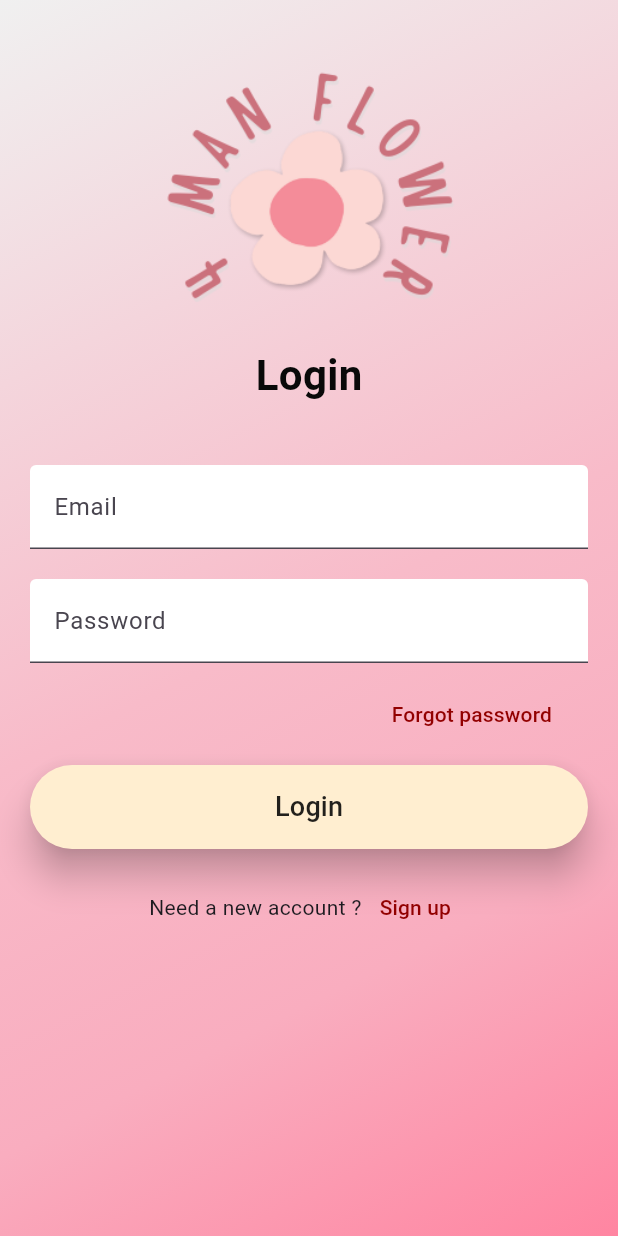
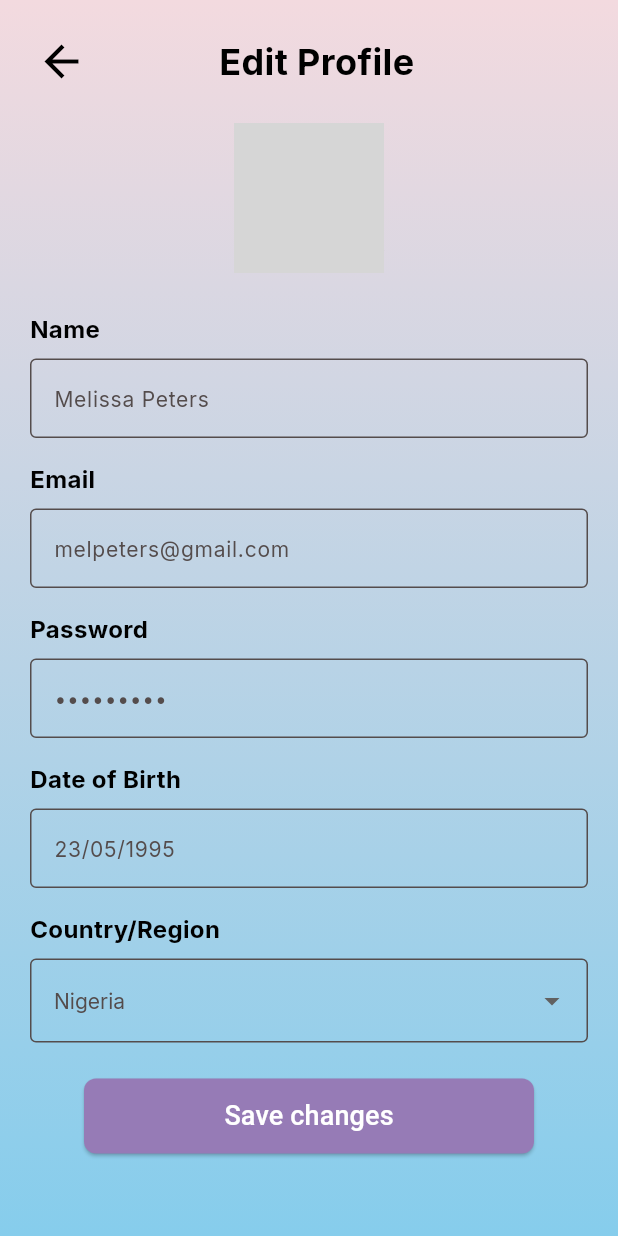
Before and after one commit to huybao1103/Flower-Store-Flutter-NodeJS-MongoAtlas, a Flutter app: the screen it shows after launch, on a phone screen of 412 x 824 dp. Run offline on Flutter 3.47's test engine with Material 3 defaults, Android fonts, the phone set to English and light mode, and no system bars; drawn by our look-alikes of flutter_form_builder; our stand-ins replace flutter_svg, form_builder_validators; network calls fail; grey boxes are pictures that could not be loaded.

Commit message:
profile screen, add Inter font family, date picker

```diff
--- a/App/flower_store/lib/main.dart
+++ b/App/flower_store/lib/main.dart
@@ -1,20 +1,36 @@
-import 'package:flower_store/screens/welcome/login.screen.dart';
-import 'package:flower_store/screens/welcome/register.screen.dart';
+import 'package:flower_store/screens/main/profile.screen.dart';
+import 'package:flower_store/shared/components/custom_Theme.dart';
 import 'package:flutter/material.dart';
 
 void main() {
   runApp(const MyApp());
 }
 
-class MyApp extends StatelessWidget {
+class MyApp extends StatefulWidget {
   const MyApp({super.key});
 
-  // This widget is the root of your application.
+  @override
+  _MyAppState createState() => _MyAppState();
+}
+
+class _MyAppState extends State<MyApp> {
+  bool isDarkMode = false;
+
   @override
   Widget build(BuildContext context) {
-    return const MaterialApp(
+    return MaterialApp(
       debugShowCheckedModeBanner: false,
-      home: LoginScreen(),
+      theme: customLightTheme,
+      darkTheme: customDarkTheme,
+      themeMode: isDarkMode ? ThemeMode.dark : ThemeMode.light,
+      home: ProfileScreen(
+        isDarkMode: isDarkMode,
+        onThemeChanged: (bool value) {
+          setState(() {
+            isDarkMode = value;
+          });
+        },
+      ),
     );
   }
 }
--- /dev/null
+++ b/App/flower_store/lib/screens/main/profile.screen.dart
@@ -0,0 +1,320 @@
+import 'package:flutter/material.dart';
+import 'package:flutter/services.dart';
+
+class ProfileScreen extends StatefulWidget {
+  final bool isDarkMode;
+  final ValueChanged<bool> onThemeChanged;
+
+  const ProfileScreen({
+    Key? key,
+    required this.isDarkMode,
+    required this.onThemeChanged,
+  }) : super(key: key);
+
+  @override
+  _ProfileScreenState createState() => _ProfileScreenState();
+}
+
+class _ProfileScreenState extends State<ProfileScreen> {
+  static const TextStyle titleStyle = TextStyle(
+    fontFamily: 'Inter',
+    color: Color(0xff000000),
+    fontSize: 16,
+    fontWeight: FontWeight.bold,
+  );
+  static const TextStyle inputtextStyle = TextStyle(
+    fontFamily: 'Inter',
+    color: Color(0xff544C4C),
+    fontSize: 14,
+  );
+  final TextEditingController _nameController = TextEditingController();
+  final TextEditingController _emailController = TextEditingController();
+  final TextEditingController _passwordController = TextEditingController();
+  final TextEditingController _dobController = TextEditingController();
+  final TextEditingController _countryController = TextEditingController();
+  String _selectedCountry = 'Nigeria';
+  final List<Map<String, String>> _countries = [
+    {'name': 'Nigeria', 'code': 'NG'},
+    {'name': 'United States', 'code': 'US'},
+    {'name': 'Canada', 'code': 'CA'},
+    {'name': 'Australia', 'code': 'AU'},
+    // Add more countries as needed
+  ];
+
+  @override
+  void initState() {
+    super.initState();
+    // Initialize controllers with default values
+    _nameController.text = 'Melissa Peters';
+    _emailController.text = 'melpeters@gmail.com';
+    _passwordController.text = '*********';
+    _dobController.text = '23/05/1995';
+    _countryController.text = 'Nigeria';
+  }
+
+  @override
+  void dispose() {
+    // Dispose controllers when the widget is disposed
+    _nameController.dispose();
+    _emailController.dispose();
+    _passwordController.dispose();
+    _dobController.dispose();
+    _countryController.dispose();
+    super.dispose();
+  }
+
+  @override
+  Widget build(BuildContext context) {
+    return Scaffold(
+      body: Stack(
+        children: [
+          Container(
+            decoration: const BoxDecoration(
+              gradient: LinearGradient(
+                begin: Alignment.topCenter,
+                end: Alignment.bottomCenter,
+                colors: [
+                  Color.fromARGB(255, 243, 218, 223),
+                  Color.fromARGB(255, 134, 205, 236)
+                ],
+              ),
+            ),
+          ),
+          SafeArea(
+            child: SingleChildScrollView(
+              child: Column(
+                crossAxisAlignment: CrossAxisAlignment.stretch,
+                children: [
+                  Padding(
+                    padding: const EdgeInsets.symmetric(
+                        horizontal: 16.0, vertical: 16.0),
+                    child: Row(
+                      children: [
+                        IconButton(
+                          icon: const Icon(Icons.arrow_back,
+                              size: 34, color: Color(0xff000000)),
+                          onPressed: () {
+                            // Handle back button press
+                          },
+                        ),
+                        const Row(
+                          children: [
+                            Padding(padding: EdgeInsets.only(left: 80)),
+                            Text(
+                              'Edit Profile',
+                              style: TextStyle(
+                                  color: Color(0xff000000),
+                                  fontSize: 24,
+                                  fontFamily: 'Inter',
+                                  fontWeight: FontWeight.bold),
+                            ),
+                          ],
+                        ),
+                      ],
+                    ),
+                  ),
+                  const Center(
+                    child: Stack(
+                      children: [
+                        CircleAvatar(
+                          radius: 50,
+                          backgroundImage: NetworkImage(
+                            'https://i.pinimg.com/originals/5c/e6/ec/5ce6ec7936ed9aa8c2dd89fe540e36a1.jpg',
+                          ),
+                        ),
+                        Positioned(
+                          bottom: 0,
+                          right: 0,
+                          child: CircleAvatar(
+                            backgroundColor: Color(0xff544C4C),
+                            radius: 15,
+                            child: Icon(
+                              Icons.camera_alt,
+                              size: 18,
+                              color: Colors.white,
+                            ),
+                          ),
+                        ),
+                      ],
+                    ),
+                  ),
+                  Padding(
+                    padding:
+                        const EdgeInsets.only(left: 20, right: 20, top: 10),
+                    child: Column(
+                      crossAxisAlignment: CrossAxisAlignment.start,
+                      children: [
+                        const SizedBox(height: 16.0),
+                        const Text('Name', style: titleStyle),
+                        const SizedBox(height: 8.0),
+                        TextField(
+                          controller: _nameController,
+                          style: inputtextStyle, // Change text color here
+                          decoration: const InputDecoration(
+                            border: OutlineInputBorder(),
+                            focusedBorder: OutlineInputBorder(
+                              borderSide: BorderSide(
+                                  color: Color(0xff544C4C), width: 1.0),
+                            ),
+                            enabledBorder: OutlineInputBorder(
+                              borderSide: BorderSide(
+                                  color: Color(0xff544C4C), width: 1.0),
+                            ),
+                          ),
+                        ),
+                        const SizedBox(height: 16.0),
+                        const Text('Email', style: titleStyle),
+                        const SizedBox(height: 8.0),
+                        TextField(
+                          style: inputtextStyle,
+                          controller: _emailController,
+                          decoration: const InputDecoration(
+                            border: OutlineInputBorder(),
+                            focusedBorder: OutlineInputBorder(
+                              borderSide: BorderSide(
+                                  color: Color(0xff544C4C), width: 1.0),
+                            ),
+                            enabledBorder: OutlineInputBorder(
+                              borderSide: BorderSide(
+                                  color: Color(0xff544C4C), width: 1.0),
+                            ),
+                          ),
+                        ),
+                        const SizedBox(height: 16.0),
+                        const Text(
+                          'Password',
+                          style: titleStyle,
+                        ),
+                        const SizedBox(height: 8.0),
+                        TextField(
+                          style: inputtextStyle,
+                          controller: _passwordController,
+                          decoration: const InputDecoration(
+                            border: OutlineInputBorder(),
+                            focusedBorder: OutlineInputBorder(
+                              borderSide: BorderSide(
+                                  color: Color(0xff544C4C), width: 1.0),
+                            ),
+                            enabledBorder: OutlineInputBorder(
+                              borderSide: BorderSide(
+                                  color: Color(0xff544C4C), width: 1.0),
+                            ),
+                          ),
+                          obscureText: true,
+                        ),
+                        const SizedBox(height: 16.0),
+                        const Text(
+                          'Date of Birth',
+                          style: titleStyle,
+                        ),
+                        const SizedBox(height: 8.0),
+                        GestureDetector(
+                          onTap: () async {
+                            DateTime? pickedDate = await showDatePicker(
+                              context: context,
+                              initialDate: DateTime.now(),
+                              firstDate: DateTime(1900),
+                              lastDate: DateTime.now(),
+                            );
+                            if (pickedDate != null) {
+                              setState(() {
+                                _dobController.text =
+                                    "${pickedDate.day.toString().padLeft(2, '0')}/${pickedDate.month.toString().padLeft(2, '0')}/${pickedDate.year}";
+                              });
+                            }
+                          },
+                          child: AbsorbPointer(
+                            child: TextField(
+                              controller: _dobController,
+                              style: inputtextStyle, // Change text color here
+                              decoration: const InputDecoration(
+                                border: OutlineInputBorder(),
+                                focusedBorder: OutlineInputBorder(
+                                  borderSide: BorderSide(
+                                      color: Color(0xff544C4C), width: 1.0),
+                                ),
+                                enabledBorder: OutlineInputBorder(
+                                  borderSide: BorderSide(
+                                      color: Color(0xff544C4C), width: 1.0),
+                                ),
+                              ),
+                            ),
+                          ),
+                        ),
+                        const SizedBox(height: 16.0),
+                        const Text(
+                          'Country/Region',
+                          style: titleStyle,
+                        ),
+                        const SizedBox(height: 8.0),
+                        DropdownButtonFormField<String>(
+                          style: inputtextStyle,
+                          dropdownColor: const Color(0xffFFFFFF),
+                          value: _selectedCountry,
+                          //border
+                          decoration: const InputDecoration(
+                            border: OutlineInputBorder(),
+                            focusedBorder: OutlineInputBorder(
+                              borderSide: BorderSide(
+                                  color: Color(0xff544C4C), width: 1.0),
+                            ),
+                            enabledBorder: OutlineInputBorder(
+                              borderSide: BorderSide(
+                                  color: Color(0xff544C4C), width: 1.0),
+                            ),
+                          ),
+                          items: _countries.map((Map<String, String> country) {
+                            return DropdownMenuItem<String>(
+                              value: country['name'],
+                              child: Text(country['name']!),
+                            );
+                          }).toList(),
+                          onChanged: (String? newValue) {
+                            setState(() {
+                              _selectedCountry = newValue!;
+                            });
+                          },
+                        ),
+                        const SizedBox(height: 24.0),
+                        Column(
+                          children: [
+                            //const Padding(padding: EdgeInsets.only(left: 40)),
+                            const Align(
+                              alignment: Alignment.center,
+                            ),
+                            SizedBox(
+                              width: 300,
+                              height: 50,
+                              child: ElevatedButton(
+                                style: ElevatedButton.styleFrom(
+                                  backgroundColor: const Color(0xff967BB6),
+                                  shape: RoundedRectangleBorder(
+                                    borderRadius: BorderRadius.circular(8),
+                                  ),
+                                ),
+                                onPressed: () {
+                                  // Handle save changes button press
+                                },
+                                child: const Text(
+                                  'Save changes',
+                                  style: TextStyle(
+                                    color: Colors.white,
+                                    fontSize: 18,
+                                  ),
+                                ),
+                              ),
+                            ),
+                          ],
+                        ),
+                      ],
+                    ),
+                  ),
+                ],
+              ),
+            ),
+          ),
+        ],
+      ),
+    );
+  }
+}
--- /dev/null
+++ b/App/flower_store/lib/shared/components/custom_theme.dart
@@ -0,0 +1,17 @@
+// Define your custom dark theme
+import 'package:flutter/material.dart';
+
+final ThemeData customDarkTheme = ThemeData.dark().copyWith(
+  brightness: Brightness.dark,
+  cardColor: const Color(0xff000000),
+  scaffoldBackgroundColor: const Color(0xff2D2C2C),
+  appBarTheme: const AppBarTheme(color: Color(0xffE5386D)),
+);
+
+// Define your custom light theme
+final ThemeData customLightTheme = ThemeData.light().copyWith(
+  brightness: Brightness.light,
+  cardColor: const Color(0xffFFFFFF),
+  scaffoldBackgroundColor: const Color(0xffF4F4F4),
+  appBarTheme: const AppBarTheme(color: Color(0xffFF85A1)),
+);
```
Also changed, not shown: App/flower_store/pubspec.yaml (+8 -0 lines), App/flower_store/assets/fonts/Inter-Medium.ttf (added), App/flower_store/pubspec.lock.
